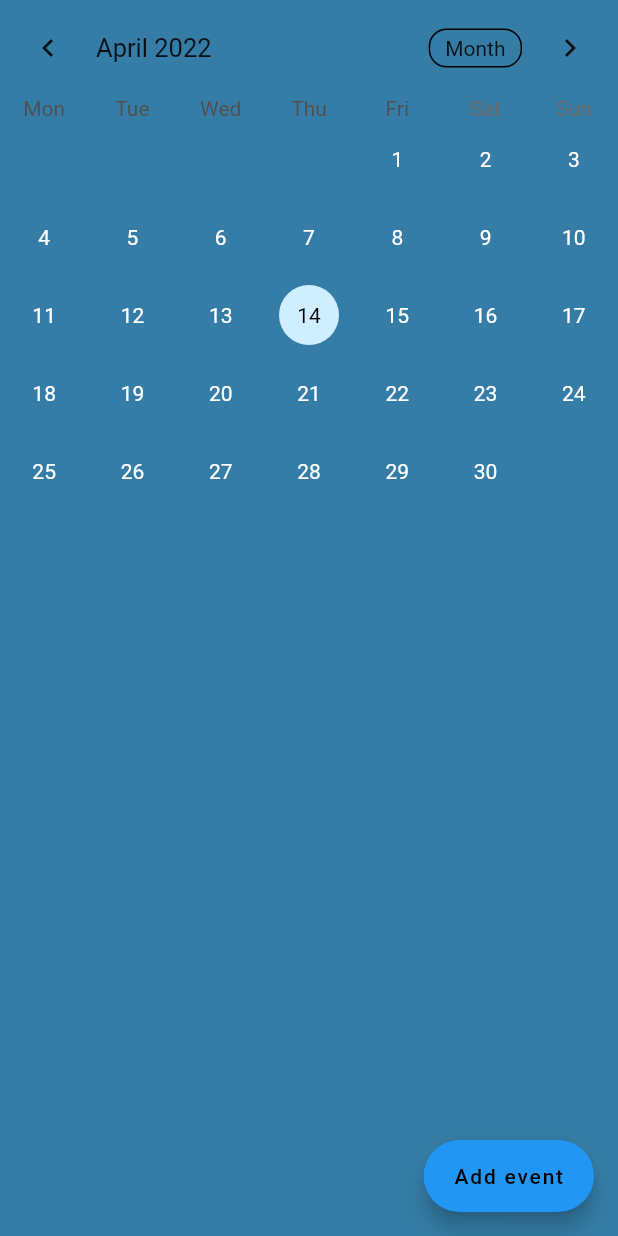
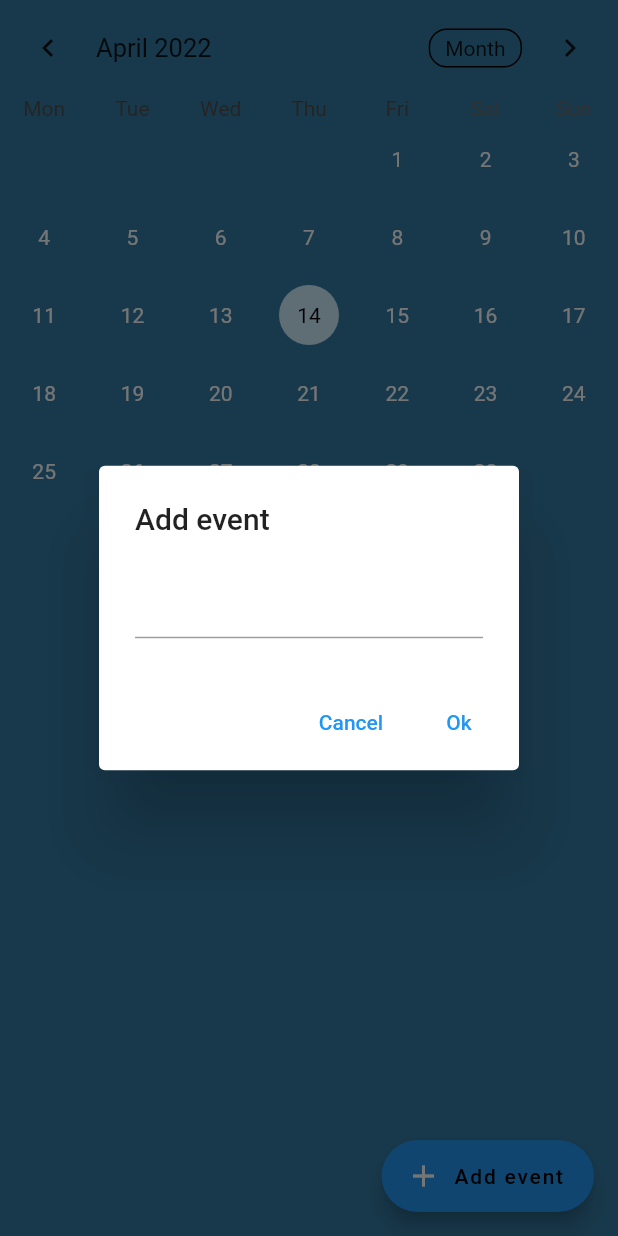
Before and after one commit to FJT-gang/AOC-Mobile, a Flutter app: the screen it shows after launch, after a tap on "Add event", on a phone screen of 412 x 824 dp. Run offline on Flutter 3.47's test engine with Material 2 defaults, Android fonts, the phone set to English and light mode, and no system bars; drawn by our look-alikes of table_calendar; our stand-ins replace google_fonts.

Commit message:
event scheduler

```diff
--- a/lib/pages/calendar.dart
+++ b/lib/pages/calendar.dart
@@ -18,6 +18,8 @@ class _CalendarState extends State<Calendar> {
   DateTime selectedDay = DateTime.now();
   DateTime focusedDay = DateTime.now();
 
+  TextEditingController _eventController = TextEditingController();
+
   @override
   void initState() {
     selectedEvents = {};
@@ -29,11 +31,19 @@ class _CalendarState extends State<Calendar> {
   }
 
   @override
+  void dispose() {
+    _eventController.dispose();
+    super.dispose();
+  }
+
+  @override
   Widget build(BuildContext context) {
     return SafeArea(
         child: Scaffold(
       backgroundColor: Globals.bgDarkBlue,
-      body: TableCalendar(
+      body: Column(
+        children: [
+          TableCalendar(
             headerStyle: HeaderStyle(
               formatButtonVisible: true,
               titleCentered: false,
@@ -83,12 +93,54 @@ class _CalendarState extends State<Calendar> {
               selectedTextStyle: TextStyle(color: Globals.black),
             ),
           ),
+          ..._getEventsfromDay(selectedDay).map((Event event) => ListTile(
+                title: Text(event.title),
+              )),
+        ],
+      ),
       floatingActionButton: FloatingActionButton.extended(
-          onPressed: () {},
+        onPressed: () => showDialog(
+          context: context,
+          builder: (context) => AlertDialog(
+            title: Text("Add event"),
+            content: TextFormField(
+              controller: _eventController,
+            ),
+            actions: [
+              TextButton(
+                onPressed: () => Navigator.pop(context),
+                child: Text("Cancel"),
+              ),
+              TextButton(
+                onPressed: () {
+                  if (_eventController.text.isEmpty) {
+                  } else {
+                    if (selectedEvents[selectedDay] != null) {
+                      selectedEvents[selectedDay]!.add(
+                        Event(title: _eventController.text),
+                      );
+                    } else {
+                      selectedEvents[selectedDay] = [
+                        Event(title: _eventController.text),
+                      ];
+                    }
+                  }
+                  Navigator.pop(context);
+                  _eventController.clear();
+                  setState(() {});
+                  return;
+                },
+                child: Text("Ok"),
+              )
+            ],
+          ),
+        ),
         label: Text(
           "Add event",
           style: TextStyle(color: Colors.black),
-          )),
+        ),
+        icon: Icon(Icons.add),
+      ),
     ));
   }
 }
```
Lines whose indentation alone changed are shown as unchanged.
